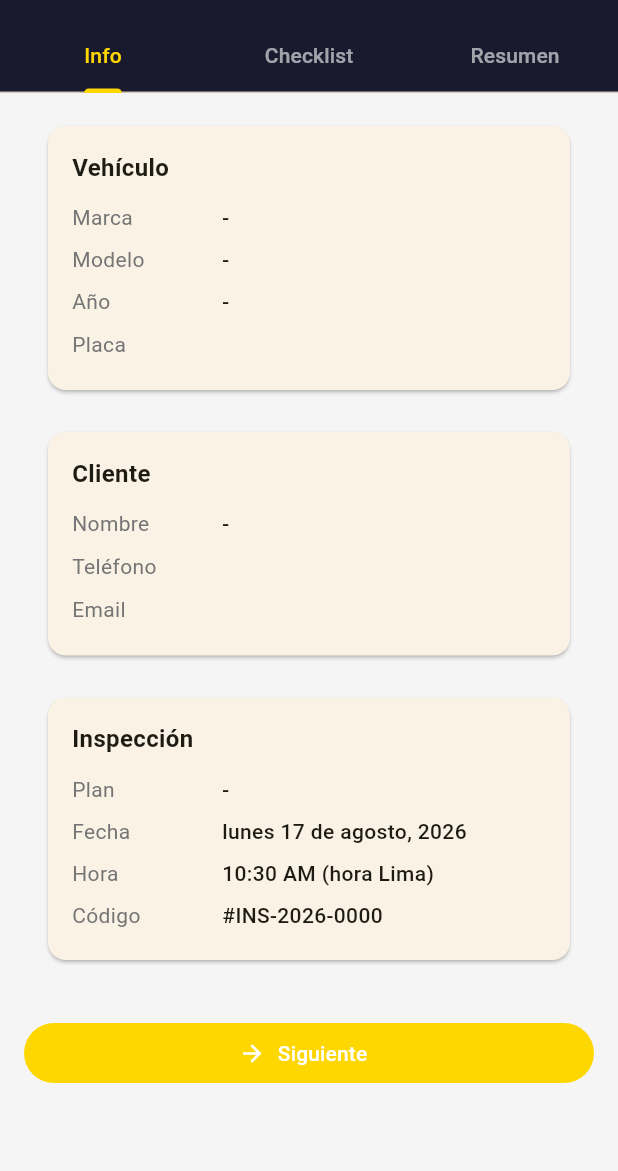
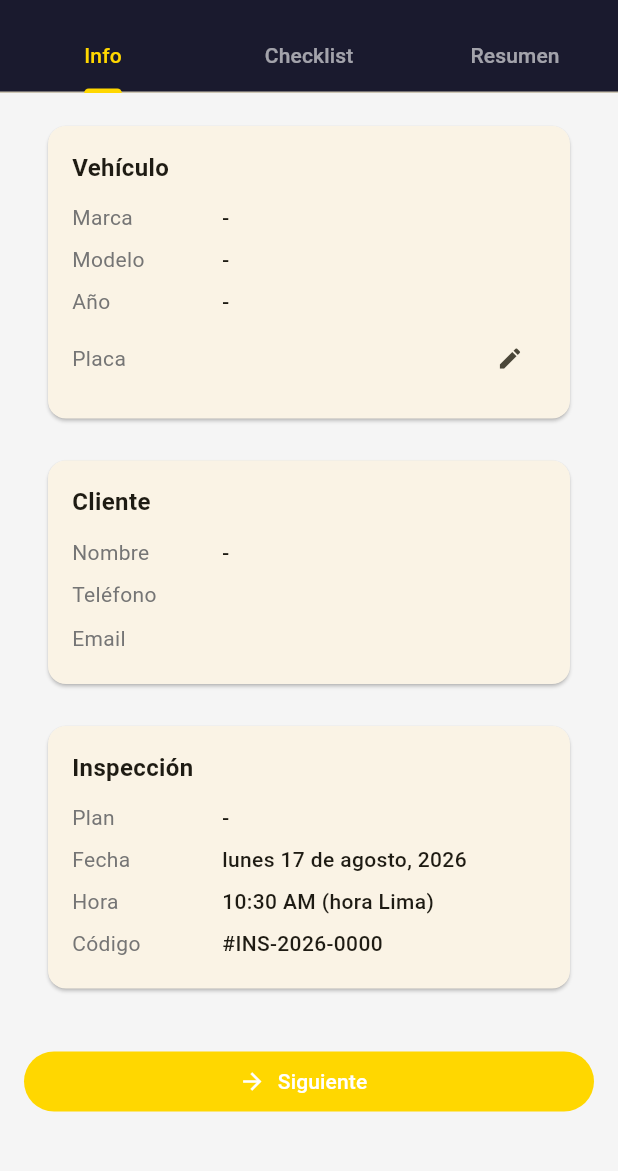
Before and after one commit to CARLO-Software/app-flutter-verificarlo, a Flutter app: the InspectionScreen screen opened directly with empty values, on a phone screen of 412 x 824 dp, the part 63-1234 px from its top. Run offline on Flutter 3.47's test engine with Material 3 defaults, Android fonts, the phone set to English and light mode, and no system bars; our stand-ins replace dio, firebase_core, firebase_messaging, flutter_riverpod, flutter_secure_storage, go_router and 4 more; accounts and stored records are empty.

```diff
--- a/lib/presentation/providers/checklist_controller.dart
+++ b/lib/presentation/providers/checklist_controller.dart
@@ -115,10 +115,7 @@ class ChecklistNotifier extends StateNotifier<ChecklistState> {
   Future<void> _save() async {
     final data = state.results.map((k, v) => MapEntry(k, v.toJson()));
     await LocalStorage.saveChecklist(reportId, data);
-
-    // Sync to server
-    final sections = {'checklistResults': jsonEncode(data)};
-    ref.read(syncProvider.notifier).enqueueAndSync(reportId, sections);
+    // ponytail: sync to server happens at finalize, not per-keystroke — reportId isn't known until POST /api/reports
   }
 
   @override
--- a/lib/presentation/providers/notification_provider.dart
+++ b/lib/presentation/providers/notification_provider.dart
@@ -1,5 +1,6 @@
 import 'dart:async';
 import 'package:flutter_riverpod/flutter_riverpod.dart';
+import 'package:app_flutter_verificarlo/core/storage/secure_storage.dart';
 import 'package:app_flutter_verificarlo/data/models/notification_model.dart';
 import 'package:app_flutter_verificarlo/data/repositories/notification_repository.dart';
 
@@ -32,6 +33,9 @@ class NotificationNotifier extends StateNotifier<NotificationState> {
   }
 
   Future<void> load() async {
+    // ponytail: skip if no session, avoids 401 on cold start / after logout
+    final token = await SecureStorage.getToken();
+    if (token == null) return;
     try {
       final items = await _repo.getAll();
       if (mounted) state = state.copyWith(items: items, isLoading: false, error: null);
--- a/lib/presentation/screens/inspection/info_tab.dart
+++ b/lib/presentation/screens/inspection/info_tab.dart
@@ -19,10 +19,11 @@ class _InfoTabState extends State<InfoTab> {
   bool _sending = false;
   String? _sentPlate;
 
+  bool _editingPlate = false;
+
   bool get _needsPlate =>
-      widget.booking.vehiclePlate == null &&
-      _sentPlate == null &&
-      widget.booking.vehicleInspectionId != null;
+      (widget.booking.vehiclePlate == null && _sentPlate == null && widget.booking.vehicleInspectionId != null)
+      || _editingPlate;
 
   Future<void> _submitPlate() async {
     final plate = _plateCtrl.text;
@@ -41,6 +42,7 @@ class _InfoTabState extends State<InfoTab> {
       setState(() {
         _sentPlate = plate;
         _sending = false;
+        _editingPlate = false;
       });
       if (mounted) {
         ScaffoldMessenger.of(context).showSnackBar(
@@ -79,7 +81,23 @@ class _InfoTabState extends State<InfoTab> {
             _InfoRow('Modelo', b.vehicleModel.isNotEmpty ? b.vehicleModel : '-'),
             _InfoRow('Año', b.vehicleYear > 0 ? '${b.vehicleYear}' : '-'),
             if (!_needsPlate)
-              _InfoRow('Placa', _sentPlate ?? b.vehiclePlate ?? '-'),
+              Row(
+                children: [
+                  const SizedBox(width: 0, child: SizedBox.shrink()),
+                  Expanded(child: _InfoRow('Placa', _sentPlate ?? b.vehiclePlate ?? '-')),
+                  if (widget.booking.vehicleInspectionId != null)
+                    IconButton(
+                      icon: const Icon(Icons.edit, size: 18),
+                      onPressed: () => setState(() {
+                        _editingPlate = true;
+                        _plateCtrl.text = (_sentPlate ?? b.vehiclePlate ?? '').replaceAll('-', '');
+                      }),
+                      tooltip: 'Editar placa',
+                      padding: EdgeInsets.zero,
+                      constraints: const BoxConstraints(),
+                    ),
+                ],
+              ),
             if (_needsPlate) _buildPlateInput(),
           ]),
           const SizedBox(height: 16),
@@ -114,6 +132,7 @@ class _InfoTabState extends State<InfoTab> {
               label: const Text('Siguiente'),
             ),
           ),
+          const SizedBox(height: 32),
         ],
       ),
     );
```
Also changed, not shown: lib/app.dart (+21 -1 lines), lib/presentation/screens/inspection/summary_tab.dart (+86 -38 lines), lib/presentation/screens/login_screen.dart (+6 -11 lines), pubspec.yaml (+9 -4 lines), .claude/settings.local.json, assets/images/icono_amarillo.png (added), pubspec.lock, 30 other files.
